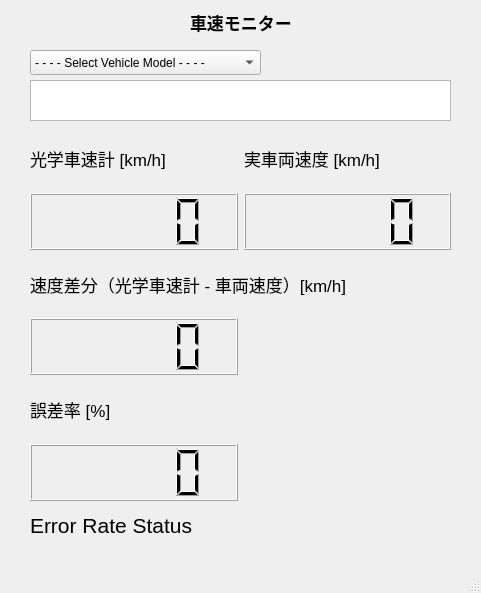
First picture: the form in kistler_driver/scripts/ui_monitor.ui, repository tier4/kistler_driver, before the edit.
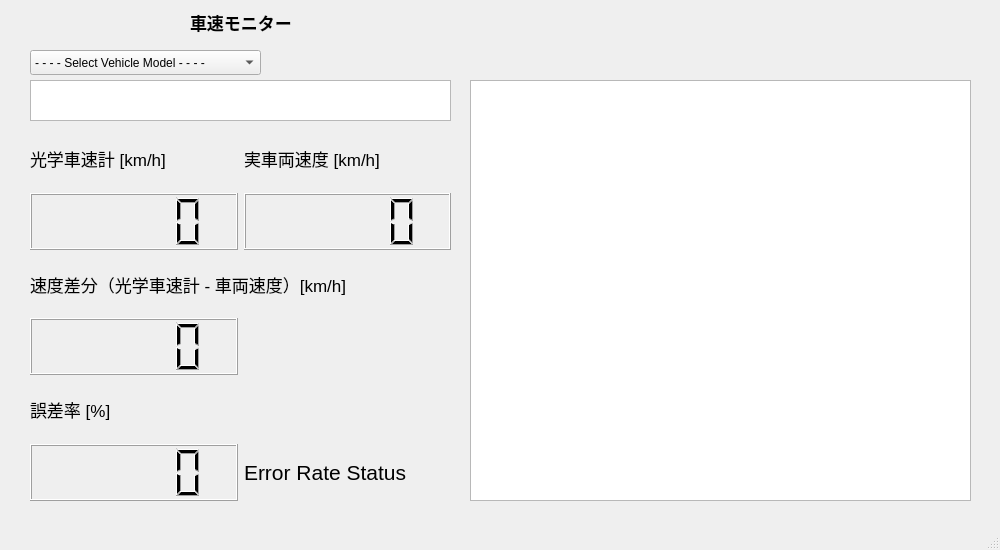
Second picture: the form after the edit. Custom widgets are drawn as their Qt base class.

Commit message: add function to plot velocity

```diff
--- a/kistler_driver/scripts/ui_monitor.ui
+++ b/kistler_driver/scripts/ui_monitor.ui
@@ -6,8 +6,8 @@
    <rect>
     <x>0</x>
     <y>0</y>
-    <width>481</width>
-    <height>593</height>
+    <width>1000</width>
+    <height>550</height>
    </rect>
   </property>
   <property name="windowTitle">
@@ -35,24 +35,6 @@
      <string>車速モニター</string>
     </property>
    </widget>
-   <widget class="QLabel" name="label_error_data_color">
-    <property name="geometry">
-     <rect>
-      <x>30</x>
-      <y>510</y>
-      <width>221</width>
-      <height>31</height>
-     </rect>
-    </property>
-    <property name="font">
-     <font>
-      <pointsize>16</pointsize>
-     </font>
-    </property>
-    <property name="text">
-     <string>Error Rate Status</string>
-    </property>
-   </widget>
    <widget class="QWidget" name="layoutWidget">
     <property name="geometry">
      <rect>
@@ -125,6 +107,18 @@
      <item row="1" column="1">
       <widget class="QLCDNumber" name="lcdNumber_vehicle_velocity"/>
      </item>
+     <item row="6" column="1">
+      <widget class="QLabel" name="label_error_data_color">
+       <property name="font">
+        <font>
+         <pointsize>16</pointsize>
+        </font>
+       </property>
+       <property name="text">
+        <string>Error Rate Status</string>
+       </property>
+      </widget>
+     </item>
     </layout>
    </widget>
    <widget class="QComboBox" name="vehicle_model">
@@ -167,6 +161,16 @@
      </rect>
     </property>
    </widget>
+   <widget class="PlotWidget" name="graphicsView">
+    <property name="geometry">
+     <rect>
+      <x>470</x>
+      <y>80</y>
+      <width>501</width>
+      <height>421</height>
+     </rect>
+    </property>
+   </widget>
   </widget>
   <widget class="QMenuBar" name="menubar">
    <property name="geometry">
@@ -180,6 +184,13 @@
   </widget>
   <widget class="QStatusBar" name="statusbar"/>
  </widget>
+ <customwidgets>
+  <customwidget>
+   <class>PlotWidget</class>
+   <extends>QGraphicsView</extends>
+   <header>pyqtgraph</header>
+  </customwidget>
+ </customwidgets>
  <resources/>
  <connections/>
 </ui>
```
Left out of the diff: 2 changed lines with no effect on the pictures. The commit also changes 2 other files.
